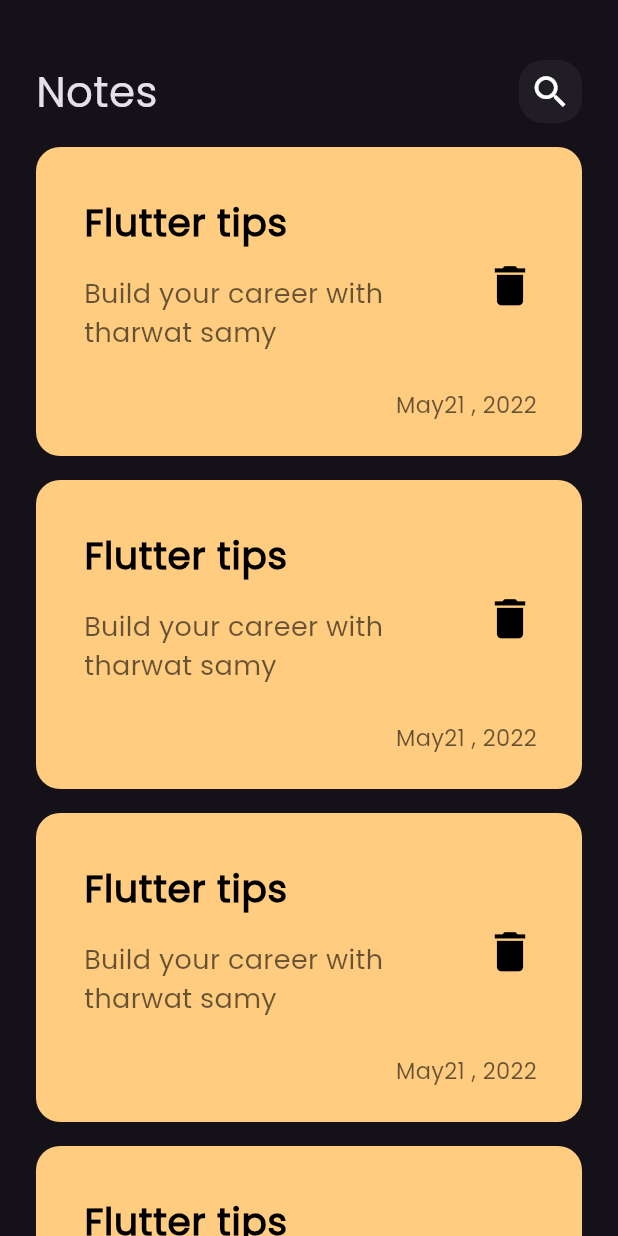
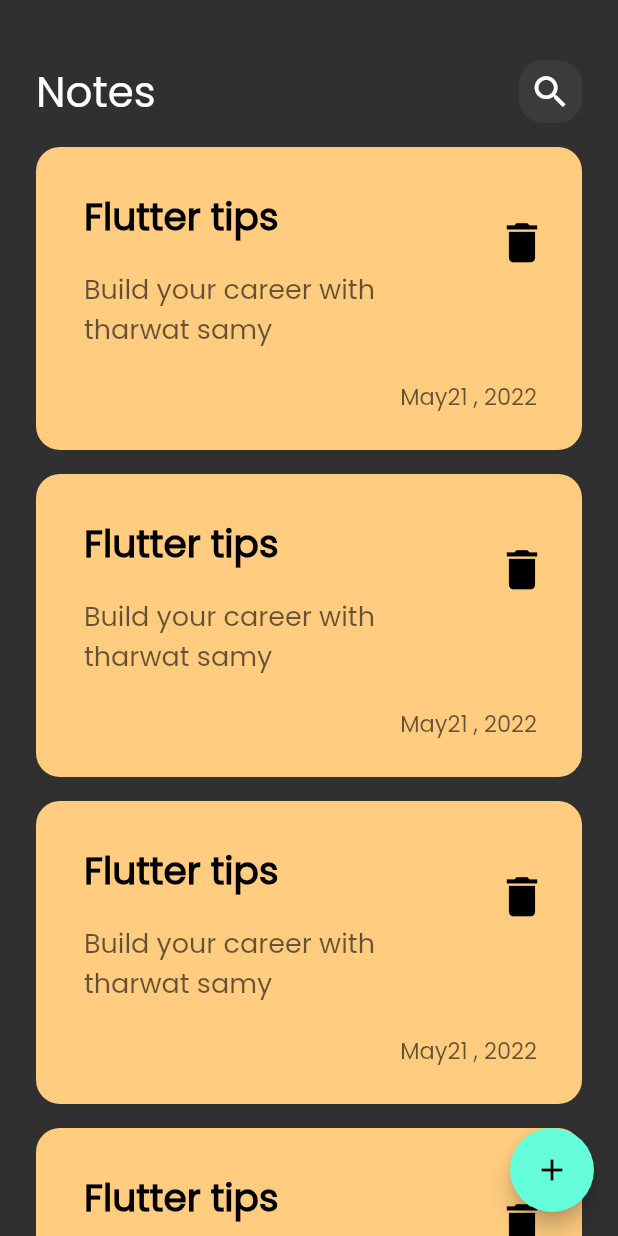
Before and after one commit to Mohamed11Rshad/Notes, a Flutter app: the screen it shows after launch, on a phone screen of 412 x 824 dp. Run offline on Flutter 3.47's test engine with Material 3 defaults, Android fonts, the phone set to English and light mode, and no system bars.

Commit message:
add floating action button

```diff
--- a/lib/main.dart
+++ b/lib/main.dart
@@ -15,6 +15,7 @@ class NotesApp extends StatelessWidget {
       theme: ThemeData(
         brightness: Brightness.dark,
         fontFamily: 'Poppins',
+        useMaterial3: false,
       ),
       home: const NotesView(),
     );
--- a/lib/views/notes_view.dart
+++ b/lib/views/notes_view.dart
@@ -6,8 +6,14 @@ class NotesView extends StatelessWidget {
 
   @override
   Widget build(BuildContext context) {
-    return const Scaffold(
-      body: NotesViewBody(),
+    return Scaffold(
+      floatingActionButton: FloatingActionButton(
+        onPressed: () {},
+        child: const Icon(
+          Icons.add,
+        ),
+      ),
+      body: const NotesViewBody(),
     );
   }
 }
--- a/lib/views/widgets/notes_view_body.dart
+++ b/lib/views/widgets/notes_view_body.dart
@@ -1,7 +1,6 @@
 import 'package:flutter/material.dart';
 import 'package:flutter/widgets.dart';
 import 'package:notes/views/widgets/custtom_app_bar.dart';
-import 'package:notes/views/widgets/note_item.dart';
 import 'package:notes/views/widgets/notes_list_view.dart';
 
 class NotesViewBody extends StatelessWidget {
```
